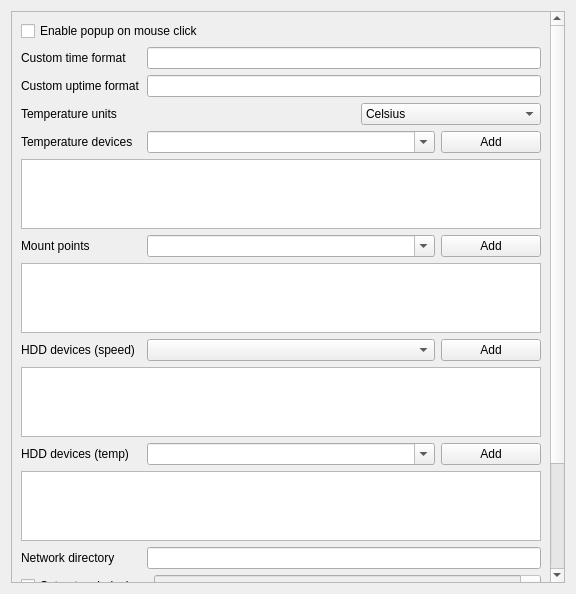
Above: sources/ptm/contents/ui/advanced.ui from arcan1s/awesome-widgets before the change. Below: the same form after it.
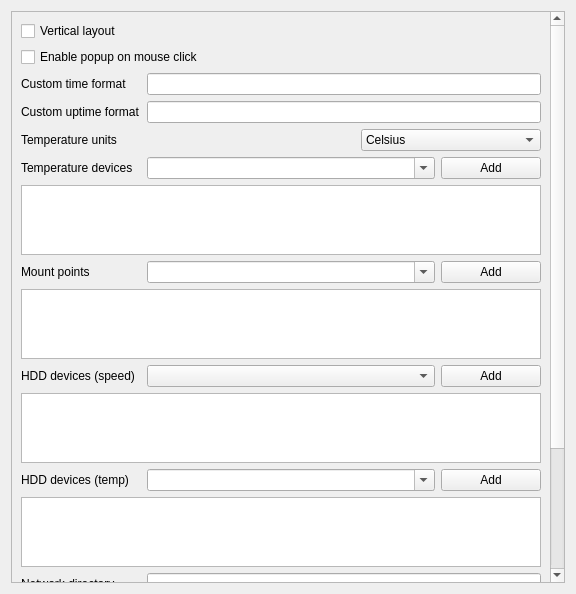
That is the form after the change.

Commit message: added ability to use vertical layout

```diff
--- a/sources/ptm/contents/ui/advanced.ui
+++ b/sources/ptm/contents/ui/advanced.ui
@@ -43,10 +43,17 @@
         <x>0</x>
         <y>0</y>
         <width>542</width>
-        <height>748</height>
+        <height>773</height>
        </rect>
       </property>
       <layout class="QVBoxLayout" name="verticalLayout_8">
+       <item>
+        <widget class="QCheckBox" name="checkBox_layout">
+         <property name="text">
+          <string>Vertical layout</string>
+         </property>
+        </widget>
+       </item>
        <item>
         <widget class="QCheckBox" name="checkBox_popup">
          <property name="text">
```
Left out of the diff: 1 changed line with no effect on the pictures. The commit also changes 18 other files.
